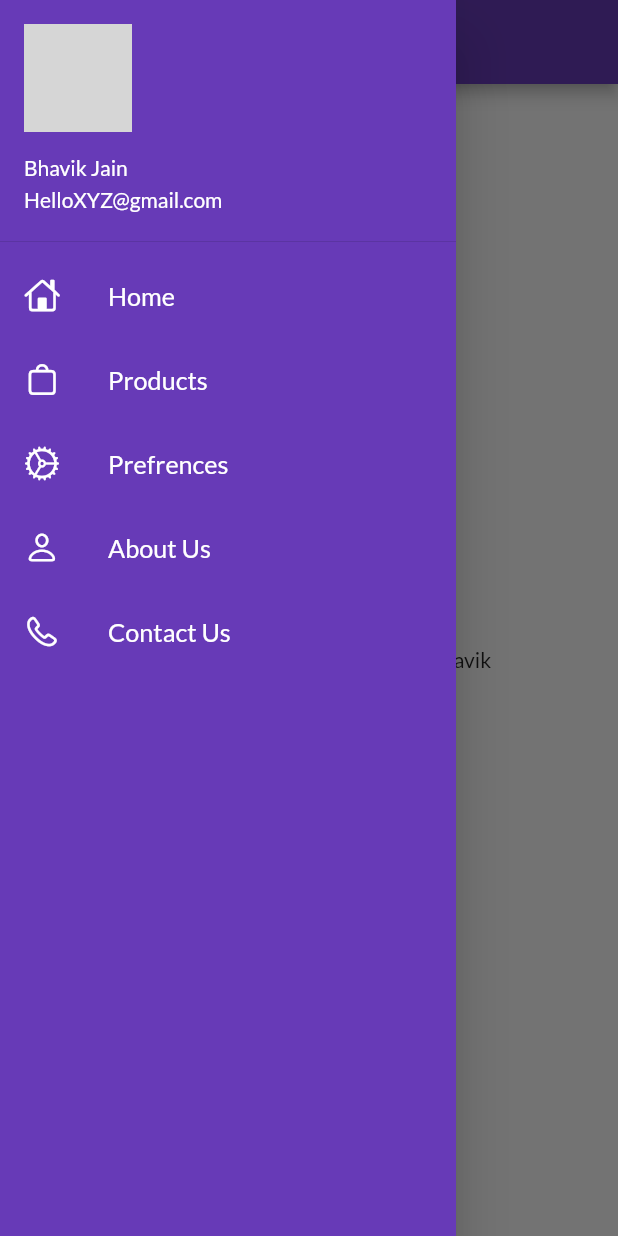
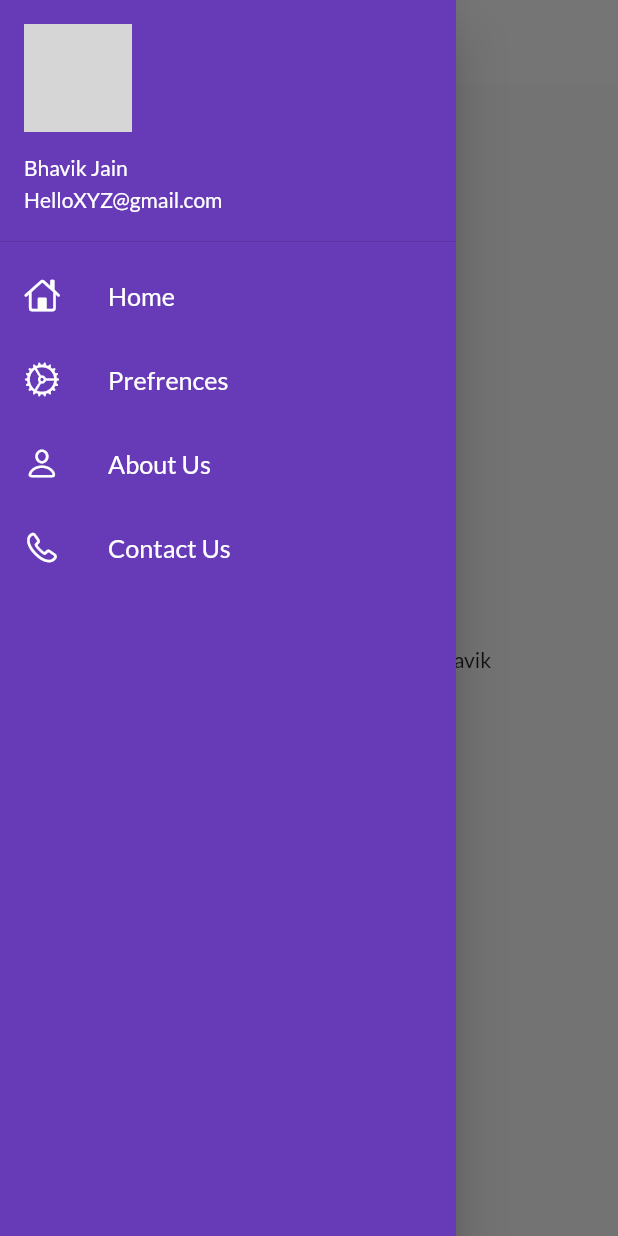
Before and after one commit to Bhavikjain08/My1stApp, a Flutter app: the screen it shows after launch, with the side drawer open, on a phone screen of 412 x 824 dp. Run offline on Flutter 3.47's test engine with Material 2 defaults, Android fonts, the phone set to English and light mode, and no system bars; our stand-ins replace google_fonts; network calls fail; grey boxes are pictures that could not be loaded.

Commit message:
Themes Extracted

```diff
--- a/lib/main.dart
+++ b/lib/main.dart
@@ -2,7 +2,8 @@ import 'package:flutter/material.dart';
 import 'package:flutter_application_1/pages/home_page.dart';
 import 'package:flutter_application_1/pages/login_page.dart';
 import 'package:flutter_application_1/utils/routes.dart';
-import 'package:google_fonts/google_fonts.dart';
+
+import 'widgets/themes.dart';
 
 void main() {
   runApp(MyApp());
@@ -13,10 +14,7 @@ class MyApp extends StatelessWidget {
   Widget build(BuildContext context) {
     return MaterialApp(
       themeMode: ThemeMode.light,
-      theme: ThemeData(
-        primarySwatch: Colors.deepPurple,
-        fontFamily: GoogleFonts.lato().fontFamily,
-      ),
+      theme: MyTheme.LightTheme(context),
       debugShowCheckedModeBanner: false,
       initialRoute: MyRoutes.HomeRoute,
       routes: {
--- a/lib/pages/home_page.dart
+++ b/lib/pages/home_page.dart
@@ -10,7 +10,10 @@ class HomePage extends StatelessWidget {
 
     return Scaffold(
       appBar: AppBar(
-        title: Text("Catalog App"),
+        title: Text(
+          "Catalog App",
+          style: TextStyle(color: Colors.black, fontWeight: FontWeight.bold),
+        ),
         centerTitle: true,
       ),
       body: Center(
--- a/lib/widgets/drawer.dart
+++ b/lib/widgets/drawer.dart
@@ -31,19 +31,6 @@ class MyDrawer extends StatelessWidget {
               ),
               title: Text(
                 "Home",
-                textScaleFactor: 1.2,
-                style: TextStyle(
-                  color: Colors.white,
-                ),
-              ),
-            ),
-            ListTile(
-              leading: Icon(
-                CupertinoIcons.bag,
-                color: Colors.white,
-              ),
-              title: Text(
-                "Products",
                 textScaleFactor: 1.2,
                 style: TextStyle(
                   color: Colors.white,
--- /dev/null
+++ b/lib/widgets/themes.dart
@@ -0,0 +1,13 @@
+import 'package:flutter/material.dart';
+import 'package:google_fonts/google_fonts.dart';
+
+class MyTheme {
+  static ThemeData LightTheme(BuildContext context) => ThemeData(
+      primarySwatch: Colors.deepPurple,
+      fontFamily: GoogleFonts.lato().fontFamily,
+      appBarTheme: AppBarTheme(
+        color: Colors.white,
+        elevation: 0.0,
+        iconTheme: IconThemeData(color: Colors.black),
+      ));
+}
```
